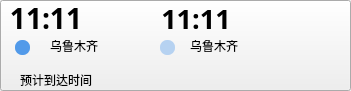
Old version of the form qt/ticket.ui in the repository luaming/Traffic-consultation-system.
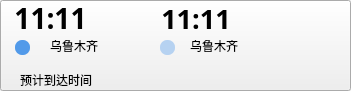
New version of the form.

```diff
--- a/qt/ticket.ui
+++ b/qt/ticket.ui
@@ -24,7 +24,7 @@
     <rect>
      <x>10</x>
      <y>3</y>
-     <width>72</width>
+     <width>81</width>
      <height>31</height>
     </rect>
    </property>
@@ -55,9 +55,9 @@
   <widget class="Line" name="line">
    <property name="geometry">
     <rect>
-     <x>83</x>
+     <x>87</x>
      <y>22</y>
-     <width>77</width>
+     <width>74</width>
      <height>3</height>
     </rect>
    </property>
@@ -294,7 +294,7 @@
   <widget class="QLabel" name="time">
    <property name="geometry">
     <rect>
-     <x>80</x>
+     <x>85</x>
      <y>22</y>
      <width>71</width>
      <height>16</height>
```
